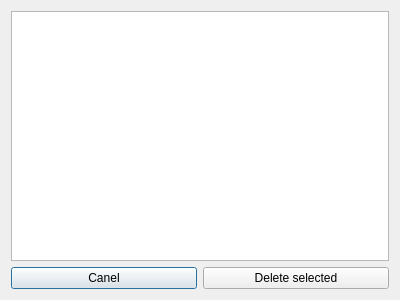
This is src/explorer/resources/delete_device_dialog.ui in vsokolov00/mqtt-explorer as Qt 5 draws it before an edit. The edited form follows.
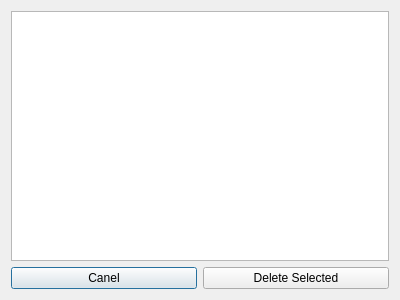
This is the edited form.

The edit to the form file:
```diff
--- a/src/explorer/resources/delete_device_dialog.ui
+++ b/src/explorer/resources/delete_device_dialog.ui
@@ -32,7 +32,7 @@
      <item>
       <widget class="QPushButton" name="ok">
        <property name="text">
-        <string>Delete selected</string>
+        <string>Delete Selected</string>
        </property>
       </widget>
      </item>
```
Left out of the diff: 11 changed lines with no effect on the pictures.
